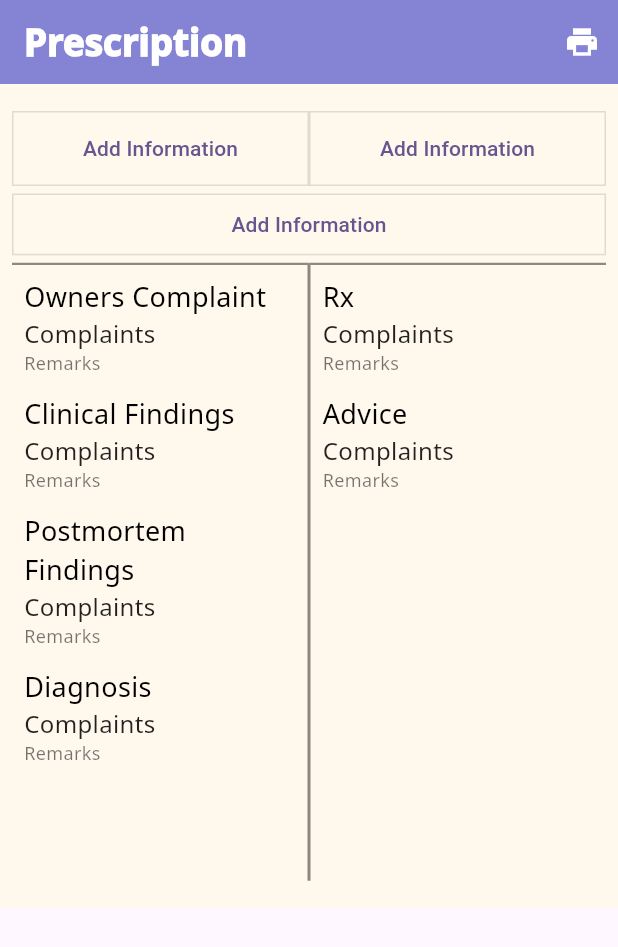
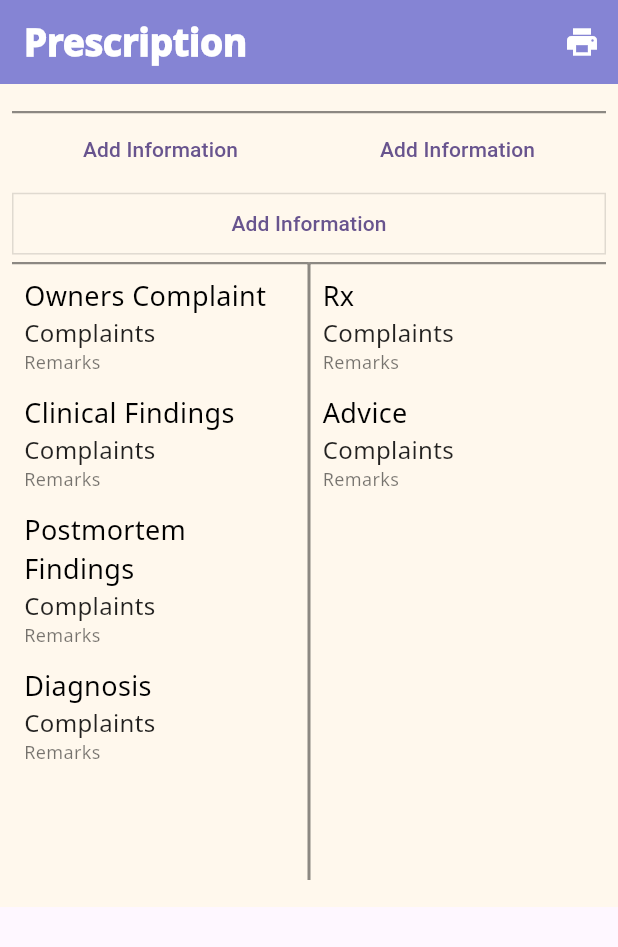
Before and after one commit to marjansikder/docx-editor, a Flutter app: the screen it shows after launch, on a phone screen of 412 x 824 dp. Shown: the top 947 px of the screen. Run offline on Flutter 3.47's test engine with Material 3 defaults, Android fonts, the phone set to English and light mode, and no system bars; our stand-ins replace animated_text_kit, file_picker, flutter_widget_from_html, pdf, printing; missing offline and left inert: flutter_quill, flutter_quill_to_pdf, html_editor_enhanced, html_to_pdf, htmltopdfwidgets; Roboto replaces fonts that are missing (Noto Sans).

Commit message:
prescriptio

```diff
--- a/lib/screen/prescription_info.dart
+++ b/lib/screen/prescription_info.dart
@@ -98,6 +98,7 @@ class _PrescriptionInfoScreenState extends State<PrescriptionInfoScreen> {
                     hint: "Type your content below...",
                     autoAdjustHeight: true,
                     initialText: currentContent,
+                    shouldEnsureVisible: true,
                   ),
                   htmlToolbarOptions: HtmlToolbarOptions(
                     toolbarPosition: ToolbarPosition.belowEditor,
@@ -215,7 +216,11 @@ class _PrescriptionInfoScreenState extends State<PrescriptionInfoScreen> {
                     Flexible(
                       child: Container(
                         width: width,
-                        decoration: BoxDecoration(border: Border.all(width: 1, color: Colors.black12)),
+                        decoration: BoxDecoration(
+                            border: Border(
+                          top: BorderSide(color: Colors.black45, width: 1.5), // Top border
+                          //right: BorderSide(color: Colors.black45, width: .5),
+                        )),
                         child: TextButton(
                           onPressed: () => _showEdit(context, 2),
                           child: box2Content.isEmpty ? Text('Add Information') : HtmlWidget(box2Content),
@@ -223,10 +228,15 @@ class _PrescriptionInfoScreenState extends State<PrescriptionInfoScreen> {
                       ),
                     ),
                     SizedBox(height: 5),
+                    Divider(thickness: 2),
                     Flexible(
                       child: Container(
                         width: width,
-                        decoration: BoxDecoration(border: Border.all(width: 1, color: Colors.black12)),
+                        decoration: BoxDecoration(
+                            border: Border(
+                          top: BorderSide(color: Colors.black45, width: 1.5), // Top border
+                          //left: BorderSide(color: Colors.black45, width: .5),
+                        )),
                         child: TextButton(
                           onPressed: () => _showEdit(context, 3),
                           child: box3Content.isEmpty ? Text('Add Information') : HtmlWidget(box3Content),
```
